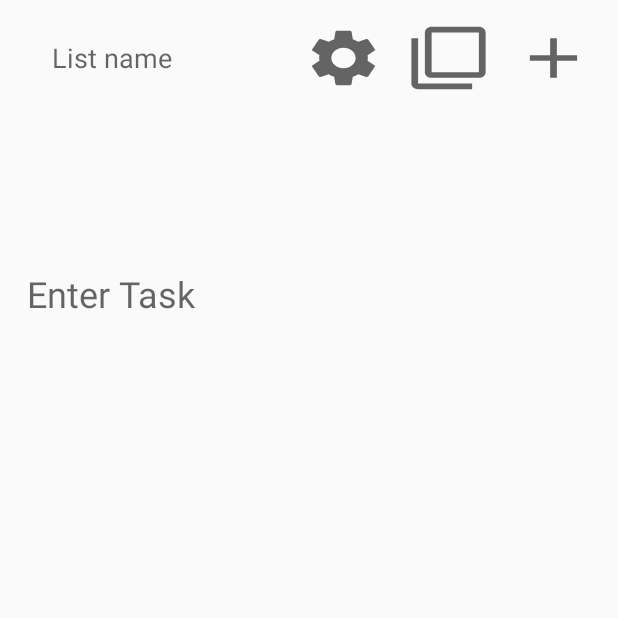
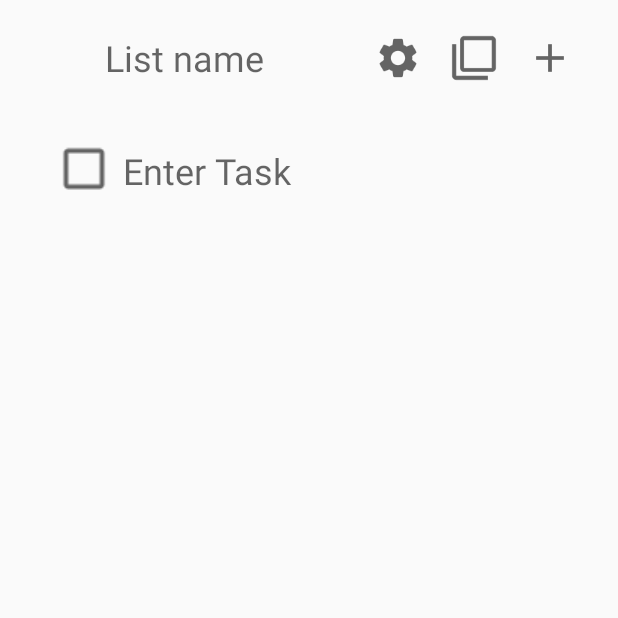
Before and after one commit to RedSlimeKing/ToDo-App, an Android app: the screen it shows after launch (MainActivity), on a phone screen of 412 x 824 dp, the top half of it. Run offline under Robolectric (Android 15) with nearby library versions, the phone set to English and light mode, and no system bars.

Commit message:
Clean up code & stopped checkbox from disappearing
Check box no longer disappears when you swipe and use the button. Moved the button and list name to a relativeLayout and shrunk buttons.
Cleaned up some warning in code.

```diff
--- a/ToDoAPP/app/src/main/java/com/example/todoapp/MainActivity.java
+++ b/ToDoAPP/app/src/main/java/com/example/todoapp/MainActivity.java
@@ -1,21 +1,17 @@
 package com.example.todoapp;
 
 import androidx.appcompat.app.AppCompatActivity;
+import androidx.recyclerview.widget.DividerItemDecoration;
 import androidx.recyclerview.widget.ItemTouchHelper;
 import androidx.recyclerview.widget.LinearLayoutManager;
 import androidx.recyclerview.widget.RecyclerView;
 
-import android.content.res.Configuration;
 import android.graphics.Color;
-import android.graphics.drawable.ColorDrawable;
 import android.os.Bundle;
 import android.view.KeyEvent;
-import android.view.View;
 import android.view.WindowManager;
 import android.view.inputmethod.InputMethodManager;
-import android.widget.Button;
 import android.widget.EditText;
-import android.widget.Toast;
 
 import java.util.ArrayList;
 import java.util.List;
@@ -26,7 +22,6 @@ public class MainActivity extends AppCompatActivity {
     private ArrayList<TaskItem> mList;
     private EditText mListName;
     private RecyclerViewAdapter adapter;
-    private Button mAddButton, mStartButton;
     private InputMethodManager imm;
 
     @Override
@@ -65,7 +60,7 @@ public class MainActivity extends AppCompatActivity {
     private void InitRecyclerView(){
         RecyclerView rView = findViewById(R.id.recView);
         rView.setHasFixedSize(true);
-        adapter = new RecyclerViewAdapter(this, mList);
+        adapter = new RecyclerViewAdapter(this, mList, rView);
         rView.setAdapter(adapter);
         rView.setLayoutManager(new LinearLayoutManager(this));
         ItemTouchHelper itemTouchHelper = new ItemTouchHelper(new MySwipeHelper(this, rView,200) {
@@ -77,8 +72,6 @@ public class MainActivity extends AppCompatActivity {
                             public void onClick(int pos) {
                                 if(pos != mList.size()-1){
                                     adapter.deleteItem(pos);
-                                } else {
-                                    return;
                                 }
                             }
                         })
--- a/ToDoAPP/app/src/main/java/com/example/todoapp/MySwipeHelper.java
+++ b/ToDoAPP/app/src/main/java/com/example/todoapp/MySwipeHelper.java
@@ -1,5 +1,6 @@
 package com.example.todoapp;
 
+import android.annotation.SuppressLint;
 import android.content.Context;
 import android.content.res.Resources;
 import android.graphics.Bitmap;
@@ -22,6 +23,7 @@ import java.util.List;
 import java.util.Map;
 import java.util.Queue;
 
+import androidx.annotation.NonNull;
 import androidx.core.content.ContextCompat;
 import androidx.recyclerview.widget.ItemTouchHelper;
 import androidx.recyclerview.widget.RecyclerView;
@@ -184,10 +186,10 @@ public abstract class MySwipeHelper extends ItemTouchHelper.SimpleCallback {
         return swipeThreshhold;
     }
 
-    // Override
+
 
     @Override
-    public boolean onMove(RecyclerView recyclerView, RecyclerView.ViewHolder viewHolder, RecyclerView.ViewHolder target) {
+    public boolean onMove(@NonNull RecyclerView recyclerView, RecyclerView.ViewHolder viewHolder, RecyclerView.ViewHolder target) {
         return false;
     }
 
@@ -219,7 +221,7 @@ public abstract class MySwipeHelper extends ItemTouchHelper.SimpleCallback {
     }
 
     @Override
-    public void onChildDraw(Canvas c, RecyclerView recyclerView, RecyclerView.ViewHolder viewHolder, float dX, float dY, int actionState, boolean isCurrentlyActive) {
+    public void onChildDraw(@NonNull Canvas c, RecyclerView recyclerView, RecyclerView.ViewHolder viewHolder, float dX, float dY, int actionState, boolean isCurrentlyActive) {
        int pos= viewHolder.getAdapterPosition();
        float transitionX = dX;
        View itemView = viewHolder.itemView;
--- a/ToDoAPP/app/src/main/java/com/example/todoapp/RecyclerViewAdapter.java
+++ b/ToDoAPP/app/src/main/java/com/example/todoapp/RecyclerViewAdapter.java
@@ -9,7 +9,6 @@ import android.view.inputmethod.InputMethodManager;
 import android.widget.CheckBox;
 import android.widget.EditText;
 import android.widget.RelativeLayout;
-import android.widget.Toast;
 
 import java.util.ArrayList;
 
@@ -25,10 +24,11 @@ public class RecyclerViewAdapter extends RecyclerView.Adapter<RecyclerViewAdapte
     private RecyclerView mRecyclerView;
     private InputMethodManager imm;
 
-    public RecyclerViewAdapter(Context context, ArrayList<TaskItem> ls){
+    public RecyclerViewAdapter(Context context, ArrayList<TaskItem> ls, RecyclerView rView){
         mContext = context;
         mList = ls;
         imm = (InputMethodManager) mContext.getSystemService(INPUT_METHOD_SERVICE);
+        mRecyclerView = rView;
     }
 
     @NonNull
@@ -39,34 +39,37 @@ public class RecyclerViewAdapter extends RecyclerView.Adapter<RecyclerViewAdapte
     }
 
     @Override
-    public void onBindViewHolder(ViewHolder holder, int position) {
+    public void onBindViewHolder(@NonNull ViewHolder holder, int position) {
         TaskItem item = mList.get(position);
-        if(item.taskString.equals("")){
-            holder.box.setVisibility(View.GONE);
-            holder.text.setHint("Enter Task");
-        }
+
         holder.box.setChecked(item.isCompleted);
-        holder.box.setOnClickListener(view -> {
-            mList.get(position).isCompleted = holder.box.isChecked();
+        holder.text.setText(item.taskString);
+
+        holder.box.setOnClickListener(new View.OnClickListener() {
+            @Override
+            public void onClick(View view) {
+                mList.get(position).isCompleted = holder.box.isChecked();
+                holder.box.clearFocus();
+                notifyDataSetChanged();
+            }
         });
 
-        holder.text.setOnClickListener(new View.OnClickListener() {
-            @Override
-            public void onClick(View view) {
-                holder.text.requestFocus();
-                imm.toggleSoftInput(InputMethodManager.SHOW_FORCED, InputMethodManager.HIDE_IMPLICIT_ONLY); // Open Keyboard
-            }
+        holder.text.setOnClickListener(view -> {
+            //holder.text.requestFocus();
+            imm.toggleSoftInput(InputMethodManager.SHOW_FORCED, InputMethodManager.HIDE_IMPLICIT_ONLY); // Open Keyboard
         });
 
         holder.text.setOnKeyListener((v, keyCode, event) -> {
             // If the event is a key-down event on the "enter" button
             if ((event.getAction() == KeyEvent.ACTION_DOWN) &&  (keyCode == KeyEvent.KEYCODE_ENTER)) {
-                if(!holder.text.getText().equals("")){
-                    item.taskString = holder.text.getText().toString();
+                if(!holder.text.getText().toString().equals("")){
+                    mList.get(position).taskString = holder.text.getText().toString();
                     holder.text.clearFocus();
                     holder.box.setVisibility(View.VISIBLE);
                     // Create next input
-                    mList.add(new TaskItem("",false));
+                    if(!mList.get(mList.size()-1).taskString.equals("")){
+                        mList.add(new TaskItem("",false));
+                    }
                     notifyDataSetChanged();
                 }
                 imm.toggleSoftInput(InputMethodManager.HIDE_IMPLICIT_ONLY, 0);
@@ -75,14 +78,17 @@ public class RecyclerViewAdapter extends RecyclerView.Adapter<RecyclerViewAdapte
             return false;
         });
 
-        holder.text.setText(item.taskString);
-
         holder.layout.setOnClickListener(new View.OnClickListener(){
             @Override
             public void onClick(View view){
 
             }
         });
+
+        if(holder.text.getText().toString().equals("")){
+            //holder.box.setVisibility(View.GONE);
+            holder.text.setHint("Enter Task");
+        }
     }
     public void deleteItem(int position) {
         mList.remove(position);
@@ -90,17 +96,15 @@ public class RecyclerViewAdapter extends RecyclerView.Adapter<RecyclerViewAdapte
     }
 
     public void toggleCheck(int position) {
-        mList.get(position).isCompleted = !mList.get(position).isCompleted;
-        ViewHolder holder = (ViewHolder)mRecyclerView.findViewHolderForAdapterPosition(position);
-        holder.box.setVisibility(View.VISIBLE);
+        TaskItem item = mList.get(position);
+        item.isCompleted = !item.isCompleted;
         notifyDataSetChanged();
 
     }
 
     @Override
     public int getItemCount() {
-        int size = mList.size();
-        return size;
+        return mList.size();
     }
 
     public Context getContext(){
--- a/ToDoAPP/app/src/main/res/layout/activity_main.xml
+++ b/ToDoAPP/app/src/main/res/layout/activity_main.xml
@@ -8,62 +8,80 @@
     android:windowSoftInputMode="adjustNothing"
     tools:context=".MainActivity">
 
-    <EditText
-        android:id="@+id/listName"
-        android:layout_width="133dp"
-        android:layout_height="45dp"
+    <RelativeLayout
+        android:id="@+id/tableRow"
+        android:layout_width="401dp"
+        android:layout_height="wrap_content"
+        android:layout_marginLeft="10dp"
+        android:layout_marginRight="10dp"
         android:layout_marginTop="16dp"
-        android:background="@android:color/transparent"
-        android:text="List Name"
-        android:textSize="18sp"
-        app:layout_constraintEnd_toStartOf="@+id/settingButton"
+        android:gravity="center"
+        android:orientation="horizontal"
+        android:paddingEnd="-50dp"
+        android:paddingStart="-50dp"
+        app:layout_constrainedWidth="true"
+        app:layout_constraintEnd_toEndOf="parent"
         app:layout_constraintStart_toStartOf="parent"
-        app:layout_constraintTop_toTopOf="parent" />
+        app:layout_constraintTop_toTopOf="parent">
+
+        <Button
+            android:id="@+id/settingButton"
+            style="@style/Widget.AppCompat.Button.Borderless"
+            android:layout_width="45dp"
+            android:layout_height="45dp"
+            android:layout_marginStart="0dp"
+            android:layout_toEndOf="@+id/listName"
+            android:background="@drawable/ic_setting"
+            android:scaleX="0.7"
+            android:scaleY="0.7" />
+
+        <Button
+            android:id="@+id/add"
+            android:layout_width="45dp"
+            android:layout_height="45dp"
+            android:layout_marginStart="5dp"
+            android:layout_toEndOf="@+id/tabs"
+            android:background="@drawable/ic_add"
+            android:scaleX="0.7"
+            android:scaleY="0.7" />
+
+        <Button
+            android:id="@+id/tabs"
+            android:layout_width="45dp"
+            android:layout_height="45dp"
+            android:layout_marginStart="5dp"
+            android:layout_toEndOf="@+id/settingButton"
+            android:background="@drawable/ic_new_page"
+            android:scaleX="0.7"
+            android:scaleY="0.7" />
+
+        <EditText
+            android:id="@+id/listName"
+            android:layout_width="200dp"
+            android:layout_height="45dp"
+            android:layout_alignParentStart="true"
+            android:layout_marginEnd="20dp"
+            android:layout_marginStart="0dp"
+            android:background="@android:color/transparent"
+            android:maxLength="13"
+            android:textAlignment="center"
+            android:textSize="24sp" />
+
+
+    </RelativeLayout>
 
     <androidx.recyclerview.widget.RecyclerView
         android:id="@+id/recView"
         android:layout_width="0dp"
-        android:layout_height="551dp"
-        android:layout_marginEnd="8dp"
-        android:layout_marginStart="8dp"
+        android:layout_height="0dp"
+        android:layout_marginBottom="24dp"
+        android:layout_marginEnd="16dp"
+        android:layout_marginStart="16dp"
+        android:layout_marginTop="24dp"
         app:layout_constraintBottom_toBottomOf="parent"
         app:layout_constraintEnd_toEndOf="parent"
-        app:layout_constraintHorizontal_bias="0.494"
         app:layout_constraintStart_toStartOf="parent"
-        app:layout_constraintTop_toBottomOf="@+id/listName">
-
-
+        app:layout_constraintTop_toBottomOf="@+id/tableRow">
     </androidx.recyclerview.widget.RecyclerView>
 
-    <Button
-        android:id="@+id/settingButton"
-        style="@style/Widget.AppCompat.Button.Borderless"
-        android:layout_width="54dp"
-        android:layout_height="45dp"
-        android:layout_marginEnd="16dp"
-        android:layout_marginTop="16dp"
-        android:background="@drawable/ic_setting"
-        app:layout_constraintEnd_toStartOf="@+id/button5"
-        app:layout_constraintTop_toTopOf="parent" />
-
-    <Button
-        android:id="@+id/button4"
-        android:layout_width="54dp"
-        android:layout_height="45dp"
-        android:layout_marginEnd="16dp"
-        android:layout_marginTop="16dp"
-        android:background="@drawable/ic_add"
-        app:layout_constraintEnd_toEndOf="parent"
-        app:layout_constraintTop_toTopOf="parent" />
-
-    <Button
-        android:id="@+id/button5"
-        android:layout_width="54dp"
-        android:layout_height="45dp"
-        android:layout_marginEnd="16dp"
-        android:layout_marginTop="16dp"
-        android:background="@drawable/ic_new_page"
-        app:layout_constraintEnd_toStartOf="@+id/button4"
-        app:layout_constraintTop_toTopOf="parent" />
-
 </androidx.constraintlayout.widget.ConstraintLayout>
```
